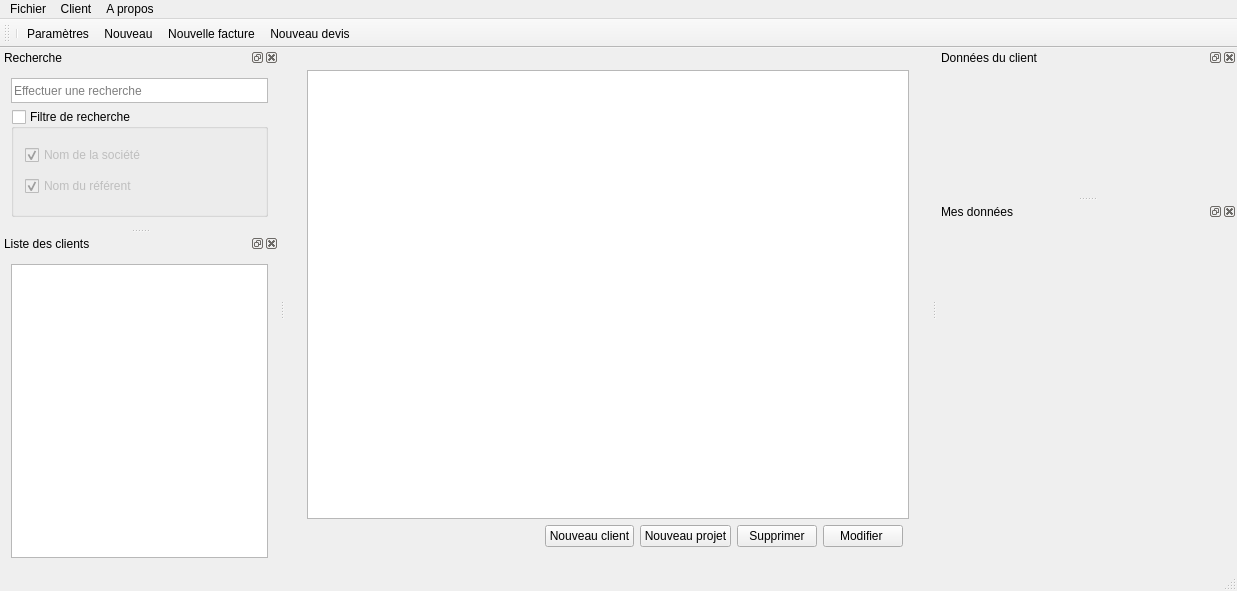
First picture: the form in src/mainwindow.ui, repository FACT-Team/FactDev, before the edit.
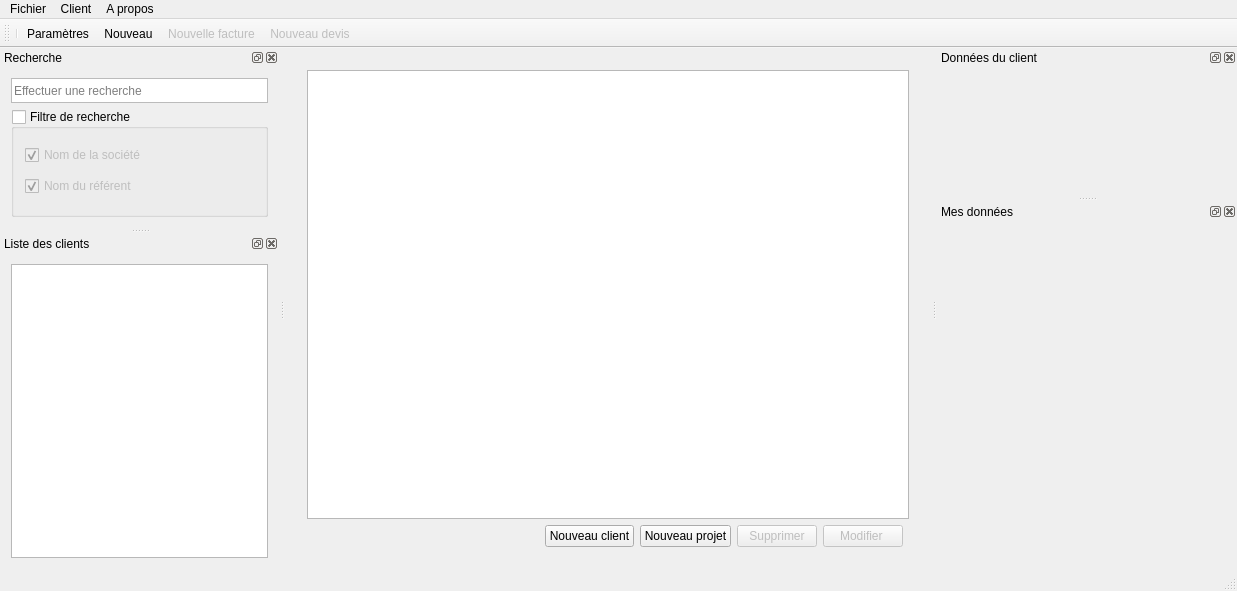
Second picture: the form after the edit. Icons and pictures are not drawn. Custom widgets are drawn as their Qt base class.

Patch:
```diff
--- a/src/mainwindow.ui
+++ b/src/mainwindow.ui
@@ -33,6 +33,9 @@
           </property>
           <item row="1" column="3">
            <widget class="QPushButton" name="btnDelCustomer">
+            <property name="enabled">
+             <bool>false</bool>
+            </property>
             <property name="text">
              <string>Supprimer</string>
             </property>
@@ -68,6 +71,9 @@
           </item>
           <item row="1" column="4">
            <widget class="QPushButton" name="btnEdit">
+            <property name="enabled">
+             <bool>false</bool>
+            </property>
             <property name="text">
              <string>Modifier </string>
             </property>
@@ -589,6 +595,9 @@
    </property>
   </action>
   <action name="actionNewBill">
+   <property name="enabled">
+    <bool>false</bool>
+   </property>
    <property name="icon">
     <iconset resource="icons.qrc">
      <normaloff>:/icons/img/add_bill.png</normaloff>:/icons/img/add_bill.png</iconset>
@@ -598,6 +607,9 @@
    </property>
   </action>
   <action name="actionNewQuote">
+   <property name="enabled">
+    <bool>false</bool>
+   </property>
    <property name="icon">
     <iconset resource="icons.qrc">
      <normaloff>:/icons/img/add_quote.png</normaloff>:/icons/img/add_quote.png</iconset>
```
Left out of the diff: 79 changed lines with no effect on the pictures.
